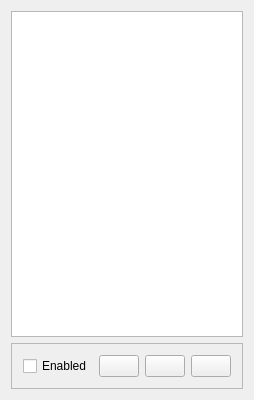
Old version of the form src/app/widgets/ProcessorsWidget/processorswidget.ui in the repository m-riley04/ModularSensorSystem.
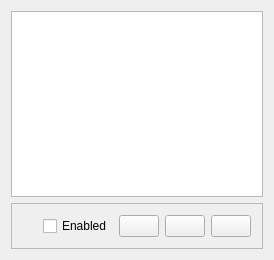
New version of the form. Icons and pictures are not drawn.

```diff
--- a/src/app/widgets/ProcessorsWidget/processorswidget.ui
+++ b/src/app/widgets/ProcessorsWidget/processorswidget.ui
@@ -6,8 +6,8 @@
    <rect>
     <x>0</x>
     <y>0</y>
-    <width>231</width>
-    <height>400</height>
+    <width>274</width>
+    <height>260</height>
    </rect>
   </property>
   <property name="windowTitle">
```
